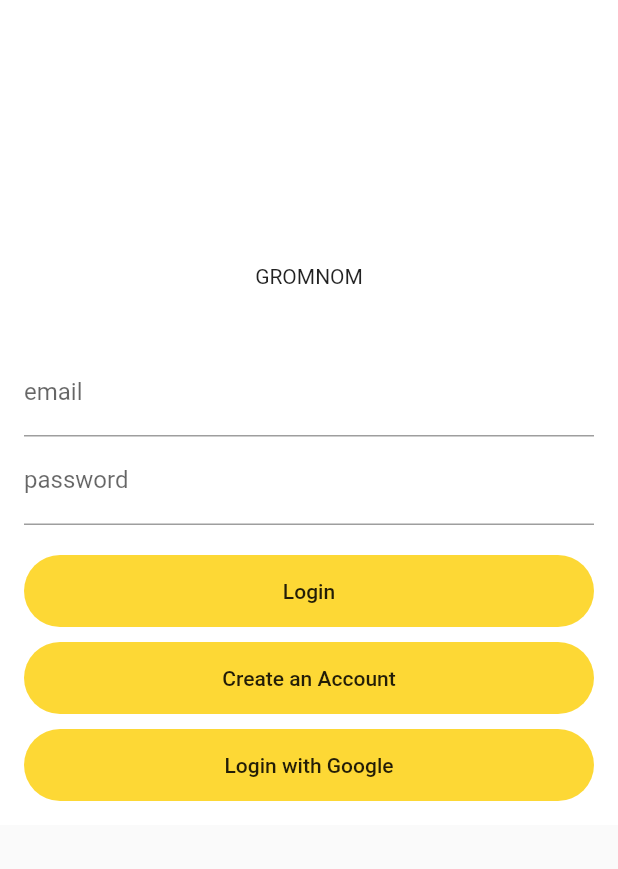
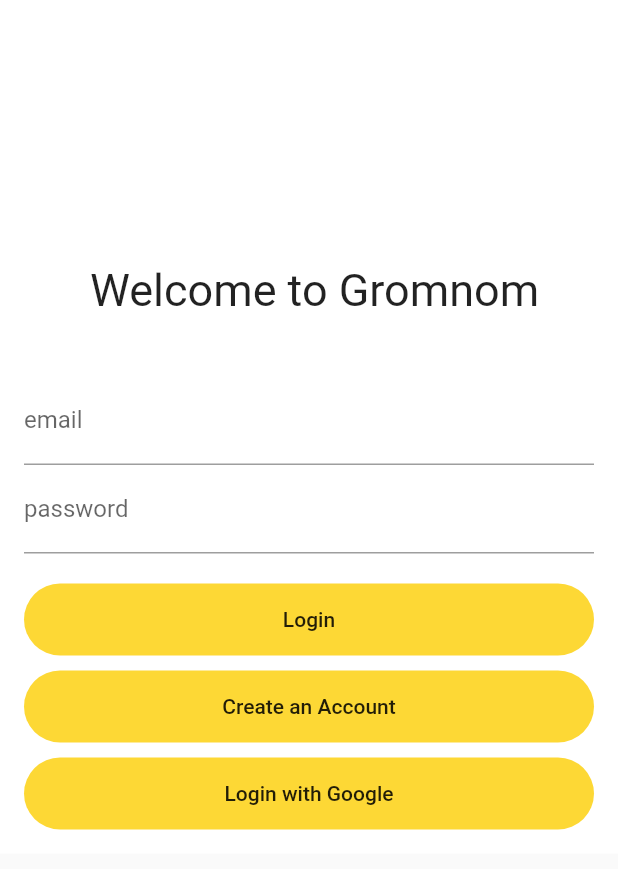
Before and after one commit to hackabit19/Gromnom, a Flutter app: the screen it shows after launch, on a phone screen of 412 x 824 dp. Shown: the top 869 px of the screen. Run offline on Flutter 3.47's test engine with Material 2 defaults, Android fonts, the phone set to English and light mode, and no system bars; our stand-ins replace cloud_firestore, firebase_auth, google_sign_in; accounts and stored records are empty; project files that could hold a hidden picture were left out.

Commit message:
Fonts Added

```diff
--- a/gromnombeta/lib/loginPage.dart
+++ b/gromnombeta/lib/loginPage.dart
@@ -161,8 +161,11 @@ class _LoginPageState extends State<LoginPage> {
       new Center(
         child: Hero(
           child: Text(
-            "GROMNOM",
-            style: TextStyle(),
+            " Welcome to Gromnom",
+            style: TextStyle(
+              fontSize: 30,
+            ),
+
           ),
           tag: 'title',
         ),
```
Also changed, not shown: gromnombeta/pubspec.yaml (+9 -8 lines), gromnombeta/assets/userIcon.png (added), gromnombeta/fonts/SFProDisplay-Bold.ttf (added), gromnombeta/fonts/SFProDisplay-Heavy.ttf (added), gromnombeta/fonts/SFProDisplay-Light.ttf (added), gromnombeta/fonts/SFProDisplay-Medium.ttf (added), gromnombeta/fonts/SFProDisplay-Regular.ttf (added), gromnombeta/fonts/SFProDisplay-Semibold.ttf (added), gromnombeta/fonts/SFProDisplay-Thin.ttf (added).
